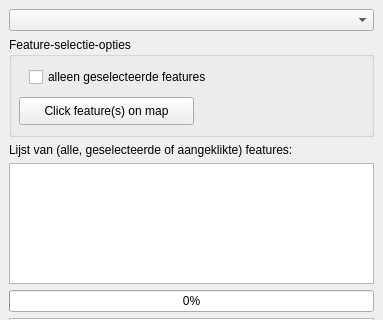
OnroerendErfgoed/brdrQ, file plugin/brdrq/brdrq_dockwidget_featurealigner.ui: the form before one commit; both pictures show x 0 to 383 and y 0 to 320 of the 383 by 744 pixel window.
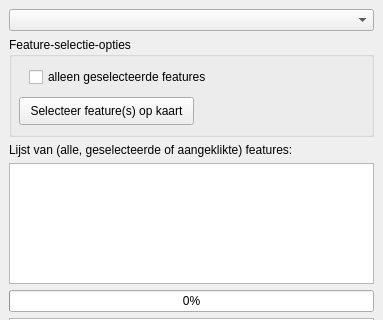
The form after the commit. Custom widgets are drawn as their Qt base class.

```diff
--- a/plugin/brdrq/brdrq_dockwidget_featurealigner.ui
+++ b/plugin/brdrq/brdrq_dockwidget_featurealigner.ui
@@ -96,7 +96,7 @@
         </rect>
        </property>
        <property name="text">
-        <string>Click feature(s) on map</string>
+        <string>Selecteer feature(s) op kaart</string>
        </property>
       </widget>
      </widget>
```
